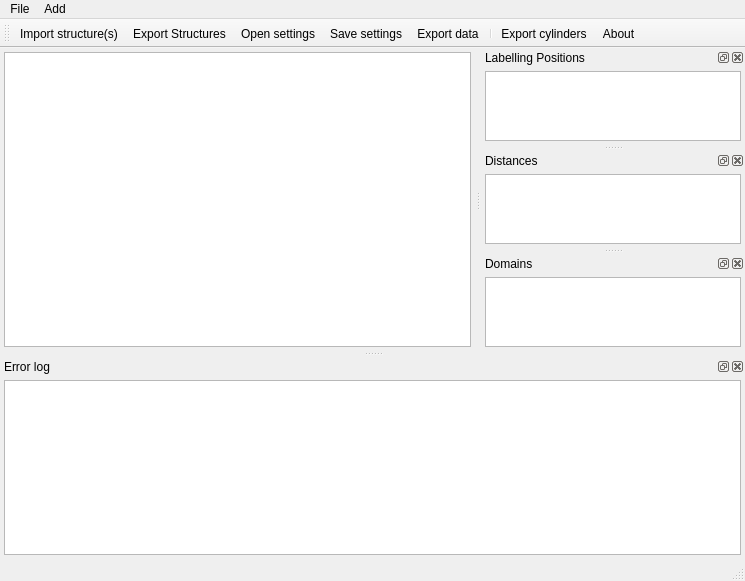
Fluorescence-Tools/Olga, file mainwindow.ui: the form before one commit.
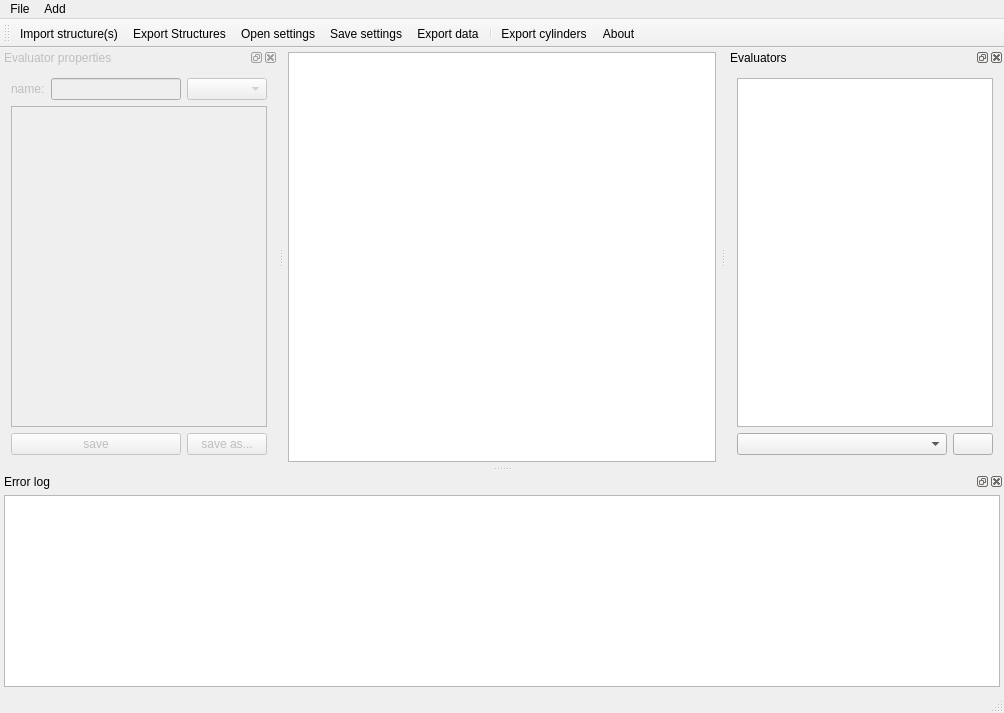
The form after the commit. Icons and pictures are not drawn.

Commit message:
Implement unified evaluators handling: add/modify/save/load.
Only the basic infrustructure is implemented. Calculation of results is
broken (requires implementation). Most Evaluator* classes are broken
(except EvaluatorSimulation and EvaluatorDistance).

Patch:
```diff
--- a/mainwindow.ui
+++ b/mainwindow.ui
@@ -6,8 +6,8 @@
    <rect>
     <x>0</x>
     <y>0</y>
-    <width>745</width>
-    <height>581</height>
+    <width>1004</width>
+    <height>713</height>
    </rect>
   </property>
   <property name="windowTitle">
@@ -77,7 +77,7 @@
     <rect>
      <x>0</x>
      <y>0</y>
-     <width>745</width>
+     <width>1004</width>
      <height>22</height>
     </rect>
    </property>
@@ -127,147 +127,6 @@
    <addaction name="actionAbout"/>
   </widget>
   <widget class="QStatusBar" name="statusBar"/>
-  <widget class="QDockWidget" name="labellingPositionsDockWidget">
-   <property name="features">
-    <set>QDockWidget::AllDockWidgetFeatures</set>
-   </property>
-   <property name="windowTitle">
-    <string>Labelling Positions</string>
-   </property>
-   <attribute name="dockWidgetArea">
-    <number>2</number>
-   </attribute>
-   <widget class="QWidget" name="dockWidgetContents_3">
-    <layout class="QVBoxLayout" name="verticalLayout">
-     <property name="spacing">
-      <number>1</number>
-     </property>
-     <property name="leftMargin">
-      <number>4</number>
-     </property>
-     <property name="topMargin">
-      <number>4</number>
-     </property>
-     <property name="rightMargin">
-      <number>4</number>
-     </property>
-     <property name="bottomMargin">
-      <number>4</number>
-     </property>
-     <item>
-      <widget class="QTableView" name="labellingPositionsTableView">
-       <property name="alternatingRowColors">
-        <bool>true</bool>
-       </property>
-       <attribute name="horizontalHeaderDefaultSectionSize">
-        <number>80</number>
-       </attribute>
-       <attribute name="horizontalHeaderMinimumSectionSize">
-        <number>10</number>
-       </attribute>
-       <attribute name="verticalHeaderDefaultSectionSize">
-        <number>18</number>
-       </attribute>
-      </widget>
-     </item>
-    </layout>
-   </widget>
-  </widget>
-  <widget class="QDockWidget" name="distancesDockWidget">
-   <property name="floating">
-    <bool>false</bool>
-   </property>
-   <property name="features">
-    <set>QDockWidget::AllDockWidgetFeatures</set>
-   </property>
-   <property name="windowTitle">
-    <string>Distances</string>
-   </property>
-   <attribute name="dockWidgetArea">
-    <number>2</number>
-   </attribute>
-   <widget class="QWidget" name="dockWidgetContents_4">
-    <layout class="QVBoxLayout" name="verticalLayout_2">
-     <property name="spacing">
-      <number>1</number>
-     </property>
-     <property name="leftMargin">
-      <number>4</number>
-     </property>
-     <property name="topMargin">
-      <number>4</number>
-     </property>
-     <property name="rightMargin">
-      <number>4</number>
-     </property>
-     <property name="bottomMargin">
-      <number>4</number>
-     </property>
-     <item>
-      <widget class="QTableView" name="distancesTableView">
-       <property name="alternatingRowColors">
-        <bool>true</bool>
-       </property>
-       <attribute name="horizontalHeaderDefaultSectionSize">
-        <number>80</number>
-       </attribute>
-       <attribute name="horizontalHeaderMinimumSectionSize">
-        <number>10</number>
-       </attribute>
-       <attribute name="verticalHeaderDefaultSectionSize">
-        <number>18</number>
-       </attribute>
-      </widget>
-     </item>
-    </layout>
-   </widget>
-  </widget>
-  <widget class="QDockWidget" name="domainsDockWidget">
-   <property name="features">
-    <set>QDockWidget::AllDockWidgetFeatures</set>
-   </property>
-   <property name="windowTitle">
-    <string>Domains</string>
-   </property>
-   <attribute name="dockWidgetArea">
-    <number>2</number>
-   </attribute>
-   <widget class="QWidget" name="dockWidgetContents_5">
-    <layout class="QVBoxLayout" name="verticalLayout_3">
-     <property name="spacing">
-      <number>1</number>
-     </property>
-     <property name="leftMargin">
-      <number>4</number>
-     </property>
-     <property name="topMargin">
-      <number>4</number>
-     </property>
-     <property name="rightMargin">
-      <number>4</number>
-     </property>
-     <property name="bottomMargin">
-      <number>4</number>
-     </property>
-     <item>
-      <widget class="QTableView" name="domainsTableView">
-       <property name="alternatingRowColors">
-        <bool>true</bool>
-       </property>
-       <attribute name="horizontalHeaderDefaultSectionSize">
-        <number>80</number>
-       </attribute>
-       <attribute name="horizontalHeaderMinimumSectionSize">
-        <number>10</number>
-       </attribute>
-       <attribute name="verticalHeaderDefaultSectionSize">
-        <number>18</number>
-       </attribute>
-      </widget>
-     </item>
-    </layout>
-   </widget>
-  </widget>
   <widget class="QDockWidget" name="logDockWidget">
    <property name="sizePolicy">
     <sizepolicy hsizetype="Preferred" vsizetype="Minimum">
@@ -320,6 +179,123 @@
     </layout>
    </widget>
   </widget>
+  <widget class="QDockWidget" name="evalPropDockWidget">
+   <property name="enabled">
+    <bool>false</bool>
+   </property>
+   <property name="floating">
+    <bool>false</bool>
+   </property>
+   <property name="windowTitle">
+    <string>Evaluator properties</string>
+   </property>
+   <attribute name="dockWidgetArea">
+    <number>1</number>
+   </attribute>
+   <widget class="QWidget" name="dockWidgetContents_2">
+    <layout class="QGridLayout" name="gridLayout">
+     <item row="0" column="0">
+      <widget class="QLabel" name="label">
+       <property name="text">
+        <string>name:</string>
+       </property>
+       <property name="buddy">
+        <cstring>evalNameLineEdit</cstring>
+       </property>
+      </widget>
+     </item>
+     <item row="0" column="1">
+      <widget class="QLineEdit" name="evalNameLineEdit"/>
+     </item>
+     <item row="0" column="2">
+      <widget class="QComboBox" name="evalTypePropComboBox">
+       <property name="enabled">
+        <bool>false</bool>
+       </property>
+      </widget>
+     </item>
+     <item row="1" column="0" colspan="3">
+      <widget class="QTableView" name="evalPropertiesTableView">
+       <attribute name="horizontalHeaderStretchLastSection">
+        <bool>true</bool>
+       </attribute>
+       <attribute name="verticalHeaderVisible">
+        <bool>false</bool>
+       </attribute>
+      </widget>
+     </item>
+     <item row="2" column="2">
+      <widget class="QPushButton" name="saveAsButton">
+       <property name="text">
+        <string>save as...</string>
+       </property>
+      </widget>
+     </item>
+     <item row="2" column="0" colspan="2">
+      <widget class="QPushButton" name="saveButton">
+       <property name="text">
+        <string>save</string>
+       </property>
+      </widget>
+     </item>
+    </layout>
+   </widget>
+  </widget>
+  <widget class="QDockWidget" name="evalListDockWidget">
+   <property name="windowTitle">
+    <string>Evaluators</string>
+   </property>
+   <attribute name="dockWidgetArea">
+    <number>2</number>
+   </attribute>
+   <widget class="QWidget" name="dockWidgetContents_7">
+    <layout class="QGridLayout" name="gridLayout_2">
+     <item row="1" column="0">
+      <widget class="QComboBox" name="evalTypeAddComboBox">
+       <property name="currentText">
+        <string comment="Select type of the new evaluator"/>
+       </property>
+      </widget>
+     </item>
+     <item row="0" column="0" colspan="2">
+      <widget class="QTreeView" name="evaluatorsTreeView">
+       <property name="alternatingRowColors">
+        <bool>true</bool>
+       </property>
+       <property name="rootIsDecorated">
+        <bool>true</bool>
+       </property>
+       <property name="wordWrap">
+        <bool>true</bool>
+       </property>
+       <attribute name="headerDefaultSectionSize">
+        <number>175</number>
+       </attribute>
+      </widget>
+     </item>
+     <item row="1" column="1">
+      <widget class="QPushButton" name="addEvalButton">
+       <property name="sizePolicy">
+        <sizepolicy hsizetype="Fixed" vsizetype="Fixed">
+         <horstretch>0</horstretch>
+         <verstretch>0</verstretch>
+        </sizepolicy>
+       </property>
+       <property name="text">
+        <string comment="add new evaluator"/>
+       </property>
+       <property name="icon">
+        <iconset resource="icons.qrc">
+         <normaloff>:/icons/list-add.svgz</normaloff>:/icons/list-add.svgz</iconset>
+       </property>
+       <property name="flat">
+        <bool>false</bool>
+       </property>
+      </widget>
+     </item>
+    </layout>
+   </widget>
+  </widget>
   <action name="actionAddLabellingPosition">
    <property name="icon">
     <iconset resource="icons.qrc">
```
Left out of the diff: 29 changed lines with no effect on the pictures. The commit also changes 36 other files.
